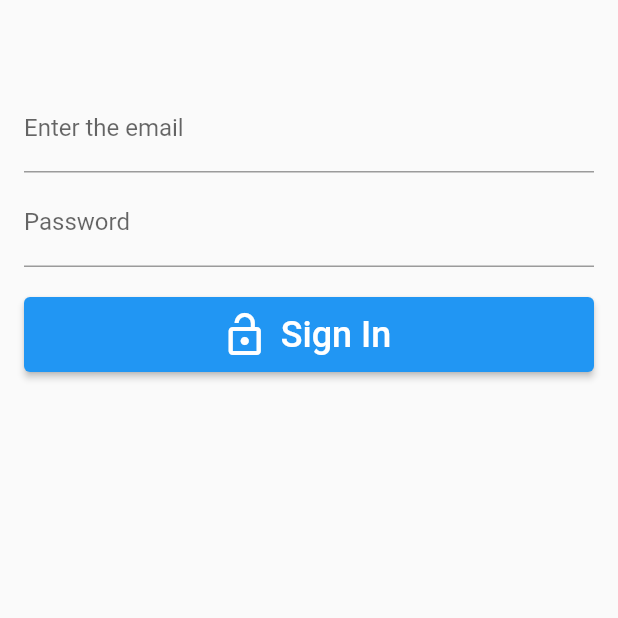
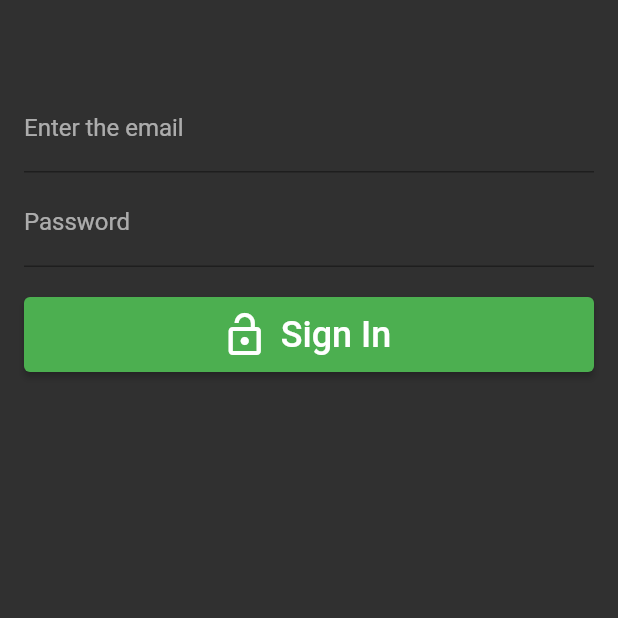
Before and after one commit to GeonwooVincentKim/flutter_first_firebase_project, a Flutter app: the screen it shows after launch, on a phone screen of 412 x 824 dp, the top half of it. Run offline on Flutter 3.47's test engine with Material 2 defaults, Android fonts, the phone set to English and light mode, and no system bars; our stand-ins replace firebase_auth, firebase_core; accounts and stored records are empty.

```diff
--- a/lib/main.dart
+++ b/lib/main.dart
@@ -12,6 +12,8 @@ Future main() async {
   runApp(const MyApp());
 }
 
+final navigatorKey = GlobalKey<NavigatorState>();
+
 class MyApp extends StatelessWidget {
   static final String title = 'Setup Firebase';
   const MyApp({super.key});
@@ -19,9 +21,13 @@ class MyApp extends StatelessWidget {
   @override
   Widget build(BuildContext context) {
     return MaterialApp(
+      navigatorKey: navigatorKey,
       debugShowCheckedModeBanner: false,
       title: title,
-      theme: ThemeData(primarySwatch: Colors.blue),
+      theme: ThemeData.dark().copyWith(
+        colorScheme: ColorScheme.fromSwatch(primarySwatch: Colors.green)
+          .copyWith(secondary: Colors.tealAccent)
+      ),
       home: MainPage()
     );
   }
@@ -36,7 +42,11 @@ class MainPage extends StatelessWidget {
       body: StreamBuilder<User?>(
         stream: FirebaseAuth.instance.authStateChanges(),
         builder: (context, snapshot) {
-          if (snapshot.hasData) {
+          if (snapshot.connectionState == ConnectionState.waiting){
+            return Center(child: CircularProgressIndicator());
+          } else if (snapshot.hasError) {
+            return Center(child: Text('Something went wront!'));
+          } else if (snapshot.hasData) {
             return HomePage();
           } else {
             return LoginWidget();
```
Also changed, not shown: lib/login.dart (+17 -3 lines).
